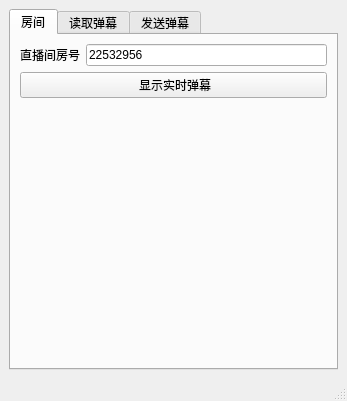
The window that mainwindow.ui (iwxyi/Bilibili-MagicalDanmaku) describes before a commit, drawn with Qt 5.
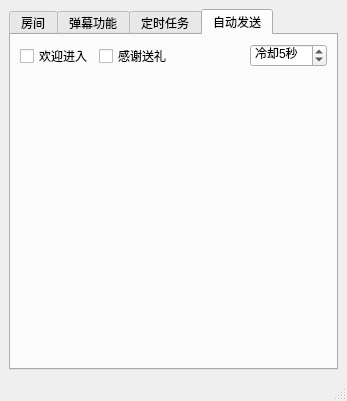
The same window after the commit.

Commit message: 添加欢迎开关

Diff of the .ui file:
```diff
--- a/mainwindow.ui
+++ b/mainwindow.ui
@@ -18,7 +18,7 @@
     <item>
      <widget class="QTabWidget" name="tabWidget">
       <property name="currentIndex">
-       <number>0</number>
+       <number>3</number>
       </property>
       <widget class="QWidget" name="tab">
        <attribute name="title">
@@ -74,7 +74,7 @@
       </widget>
       <widget class="QWidget" name="tab_2">
        <attribute name="title">
-        <string>读取弹幕</string>
+        <string>弹幕功能</string>
        </attribute>
        <layout class="QVBoxLayout" name="verticalLayout_3">
         <item>
@@ -249,7 +249,7 @@
       </widget>
       <widget class="QWidget" name="tab_3">
        <attribute name="title">
-        <string>发送弹幕</string>
+        <string>定时任务</string>
        </attribute>
        <layout class="QVBoxLayout" name="verticalLayout_4">
         <item>
@@ -319,6 +319,70 @@
         </item>
        </layout>
       </widget>
+      <widget class="QWidget" name="tab_4">
+       <attribute name="title">
+        <string>自动发送</string>
+       </attribute>
+       <layout class="QVBoxLayout" name="verticalLayout_5">
+        <item>
+         <layout class="QHBoxLayout" name="horizontalLayout_10">
+          <item>
+           <widget class="QCheckBox" name="autoSendWelcomeCheck">
+            <property name="text">
+             <string>欢迎进入</string>
+            </property>
+           </widget>
+          </item>
+          <item>
+           <widget class="QCheckBox" name="autoSendThankCheck">
+            <property name="text">
+             <string>感谢送礼</string>
+            </property>
+           </widget>
+          </item>
+          <item>
+           <spacer name="horizontalSpacer_3">
+            <property name="orientation">
+             <enum>Qt::Horizontal</enum>
+            </property>
+            <property name="sizeHint" stdset="0">
+             <size>
+              <width>40</width>
+              <height>20</height>
+             </size>
+            </property>
+           </spacer>
+          </item>
+          <item>
+           <widget class="QSpinBox" name="sendCDSpin">
+            <property name="suffix">
+             <string>秒</string>
+            </property>
+            <property name="prefix">
+             <string>冷却</string>
+            </property>
+            <property name="value">
+             <number>5</number>
+            </property>
+           </widget>
+          </item>
+         </layout>
+        </item>
+        <item>
+         <spacer name="verticalSpacer_3">
+          <property name="orientation">
+           <enum>Qt::Vertical</enum>
+          </property>
+          <property name="sizeHint" stdset="0">
+           <size>
+            <width>20</width>
+            <height>40</height>
+           </size>
+          </property>
+         </spacer>
+        </item>
+       </layout>
+      </widget>
      </widget>
     </item>
    </layout>
```
The commit also changes 2 other files.
